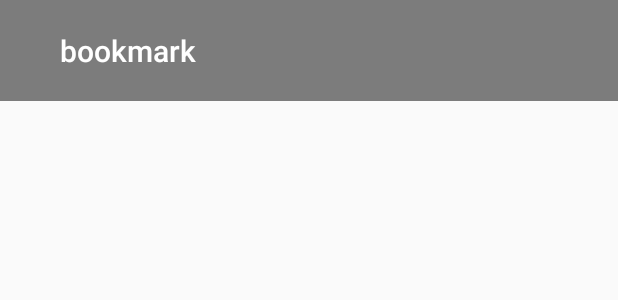
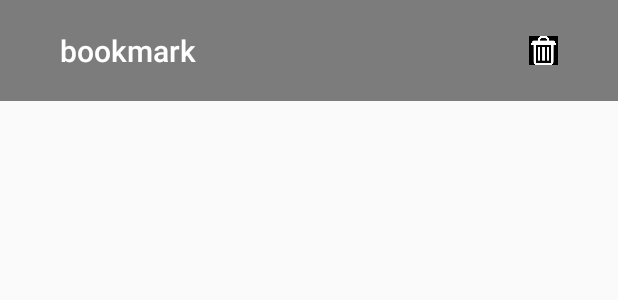
Before and after one commit to rag16b/Nomadics, an Android app: the layout view_bookmarks.xml on its own in the app's theme, with its tools: preview values and no code run, on a phone screen of 412 x 824 dp. Shown: the top 300 px of the screen. Run offline under Robolectric (Android 15) with nearby library versions, the light colour scheme and no system bars.

Commit message:
Added delete functionality to bookmarks
BookMarkFileIO.java
- made Coordinate class public
RecyclerViewAdapter.java
- added delete button to viewholder

```diff
--- a/app/src/main/res/layout/view_bookmarks.xml
+++ b/app/src/main/res/layout/view_bookmarks.xml
@@ -21,4 +21,16 @@
         android:textAppearance="@style/TextAppearance.AppCompat.Title"
         android:textColor="@color/white" />
 
+    <ImageButton
+        android:id="@+id/deleteButton"
+        android:layout_width="19dp"
+        android:layout_height="19dp"
+        android:layout_alignParentTop="true"
+        android:layout_alignParentEnd="true"
+        android:layout_alignParentRight="true"
+        android:layout_marginTop="4dp"
+        android:layout_marginEnd="0dp"
+        android:layout_marginRight="0dp"
+        android:background="@drawable/delete_button" />
+
 </RelativeLayout>
```
Also changed, not shown: app/src/main/java/edu/fsu/cs/nomadics/BookMarkFileIO.java (+7 -1 lines), app/src/main/java/edu/fsu/cs/nomadics/BookmarkFragment.java (+16 -8 lines), app/src/main/java/edu/fsu/cs/nomadics/RecyclerViewAdapter.java (+15 -0 lines), app/src/main/res/drawable/delete_button.jpg (added).
